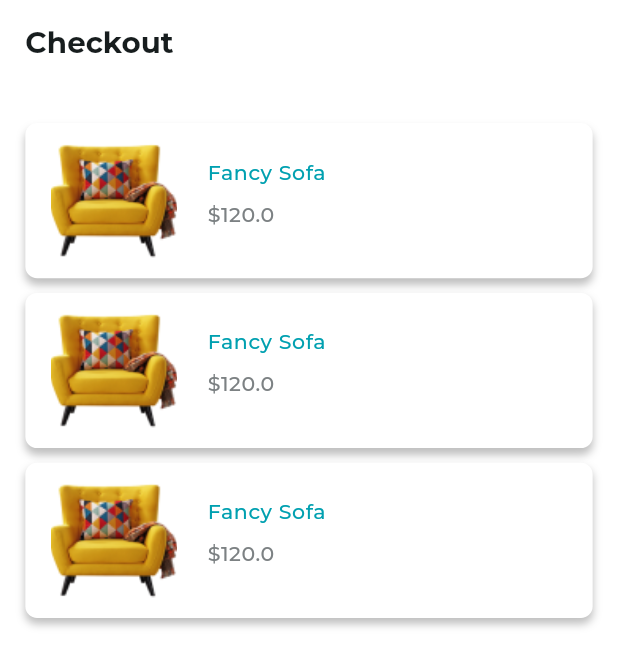
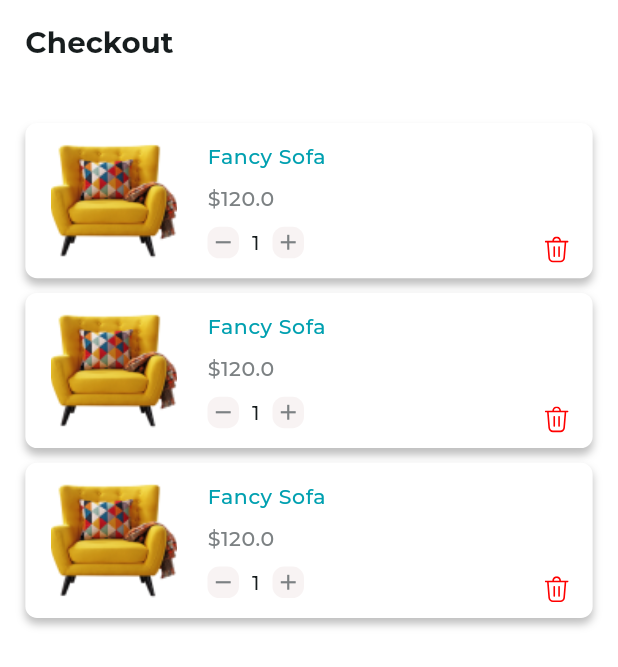
Before and after one commit to devmoaid1/flutter_payment, a Flutter app: the screen it shows after launch, on a phone screen of 412 x 824 dp. Shown: the top 667 px of the screen. Run offline on Flutter 3.47's test engine with Material 3 defaults, Android fonts, the phone set to English and light mode, and no system bars; our stand-ins replace flutter_screenutil, flutter_svg.

Commit message:
added delete icon

```diff
--- a/lib/core/theme/app_colors.dart
+++ b/lib/core/theme/app_colors.dart
@@ -8,4 +8,5 @@ class AppColors {
   static const Color darkGray = Color(0xFF3F4345);
   static const Color borderGray = Color(0xFF7C8183);
   static const Color errorColor = Color(0xFFEF5350);
+  static const Color lightGreyColor = Color(0xFFF8F3F3);
 }
--- a/lib/presentation/checkout/views/widgets/product_card.dart
+++ b/lib/presentation/checkout/views/widgets/product_card.dart
@@ -1,10 +1,14 @@
 import 'package:flutter/material.dart';
 
 import 'package:flutter_payment/core/models/product.dart';
-import 'package:flutter_payment/core/theme/app_colors.dart';
+
 import 'package:flutter_payment/core/utils/extensions/app_context.dart';
 import 'package:flutter_payment/core/utils/extensions/spaces.dart';
+import 'package:flutter_payment/presentation/checkout/views/widgets/quantity_editor_widget.dart';
 import 'package:flutter_screenutil/flutter_screenutil.dart';
+import 'package:flutter_svg/flutter_svg.dart';
+
+import '../../../../core/app_icons.dart';
 
 class ProductCard extends StatelessWidget {
   final Product product;
@@ -12,7 +16,9 @@ class ProductCard extends StatelessWidget {
 
   @override
   Widget build(BuildContext context) {
-    return Container(
+    return Stack(
+      children: [
+        Container(
           margin: EdgeInsets.only(bottom: 10.h),
           padding: EdgeInsets.symmetric(horizontal: 16.w, vertical: 13.h),
           decoration: BoxDecoration(
@@ -50,10 +56,24 @@ class ProductCard extends StatelessWidget {
                         color: context.appTheme.colorScheme.secondary,
                       )),
                   10.vSpace,
+                  QuantityEditor(
+                    quantity: 1,
+                    onIncrement: () {},
+                    onDecrement: () {},
+                  )
                 ],
               )
             ],
           ),
+        ),
+        Positioned(
+          right: 15.w,
+          bottom: 20.h,
+          child: SvgPicture.asset(
+            Assets.assetsIconsDelete, // Path to your minus SVG icon
+          ),
+        ),
+      ],
     );
   }
 }
--- a/lib/presentation/checkout/views/widgets/products_list_section.dart
+++ b/lib/presentation/checkout/views/widgets/products_list_section.dart
@@ -1,7 +1,6 @@
 import 'package:flutter/material.dart';
 import 'package:flutter_payment/core/app_icons.dart';
 import 'package:flutter_payment/presentation/checkout/views/widgets/product_card.dart';
-import 'package:flutter_screenutil/flutter_screenutil.dart';
 
 import '../../../../core/models/product.dart';
 
--- /dev/null
+++ b/lib/presentation/checkout/views/widgets/quantity_editor_widget.dart
@@ -0,0 +1,62 @@
+import 'package:flutter/material.dart';
+import 'package:flutter_payment/core/theme/app_colors.dart';
+import 'package:flutter_payment/core/utils/extensions/app_context.dart';
+import 'package:flutter_screenutil/flutter_screenutil.dart';
+
+class QuantityEditor extends StatelessWidget {
+  final int quantity;
+  final VoidCallback onIncrement;
+  final VoidCallback onDecrement;
+
+  const QuantityEditor({
+    super.key,
+    required this.quantity,
+    required this.onIncrement,
+    required this.onDecrement,
+  });
+
+  @override
+  Widget build(BuildContext context) {
+    return Row(
+      mainAxisAlignment: MainAxisAlignment.center,
+      children: [
+        // Minus Button
+        GestureDetector(
+          onTap: onDecrement,
+          child: Container(
+            padding: const EdgeInsets.all(2),
+            decoration: BoxDecoration(
+              color: AppColors.lightGreyColor,
+              borderRadius: BorderRadius.circular(8.r),
+            ),
+            child: Icon(Icons.remove,
+                size: 17, color: context.appTheme.colorScheme.secondary),
+          ),
+        ),
+
+        // Quantity Display
+        Padding(
+          padding: EdgeInsets.symmetric(horizontal: 8.w),
+          child: Text(
+            '$quantity',
+            style: context.appTextTheme.bodySmall,
+          ),
+        ),
+
+        // Plus Button
+        GestureDetector(
+          onTap: onIncrement,
+          child: Container(
+            padding: const EdgeInsets.all(2),
+            decoration: BoxDecoration(
+              color: AppColors.lightGreyColor,
+              borderRadius: BorderRadius.circular(8.r),
+            ),
+            child: Icon(Icons.add,
+                size: 17, color: context.appTheme.colorScheme.secondary),
+          ),
+        ),
+      ],
+    );
+  }
+}
```
Lines whose indentation alone changed are shown as unchanged.
